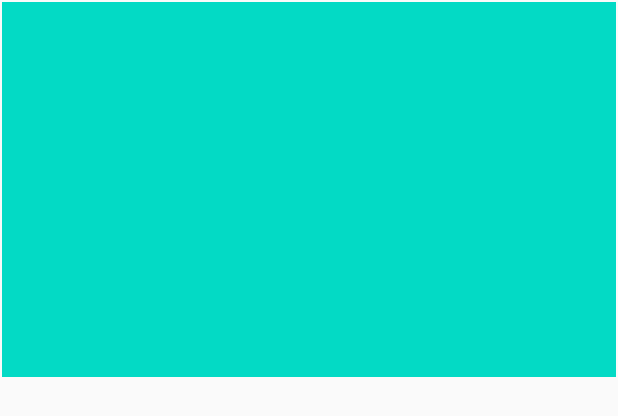
After one commit to puspawahyuningtias/-IF06SC1-18102137-PUSPA-WAHYUNINGTIAS-, an Android app: the layout item_grid.xml on its own in the app's theme, with its tools: preview values and no code run, on a phone screen of 412 x 824 dp. The commit adds this screen. Shown: the top 416 px of the screen. Run offline under Robolectric (Android 15) with nearby library versions, the phone set to English and light mode, and no system bars.

Commit message:
menambahkan item_grid.xml dan GridMyDataAdapter.kt

```diff
--- /dev/null
+++ b/Praktikum6/app/src/main/res/layout/item_grid.xml
@@ -0,0 +1,16 @@
+<?xml version="1.0" encoding="utf-8"?>
+<RelativeLayout xmlns:android="http://schemas.android.com/apk/res/android"
+    android:layout_width="match_parent"
+    android:layout_height="match_parent"
+    xmlns:tools="http://schemas.android.com/tools">
+    android:layout_width="match_parent"
+    android:layout_height="wrap_content"
+    android:orientation="vertical">
+    <ImageView
+        android:id="@+id/img_item_photo"
+        android:layout_width="match_parent"
+        android:layout_height="250dp"
+        android:layout_margin="1dp"
+        android:scaleType="centerCrop"
+        tools:src="@color/colorAccent" />
+</RelativeLayout>
```
Also changed, not shown: Praktikum6/app/src/main/java/com/puspawahyuningtias_18102137/praktikum6/MainActivity.kt (+30 -0 lines), Praktikum6/app/src/main/java/com/puspawahyuningtias_18102137/praktikum6/adapter/GridMyDataAdapter.kt (added, +31 -0 lines).
